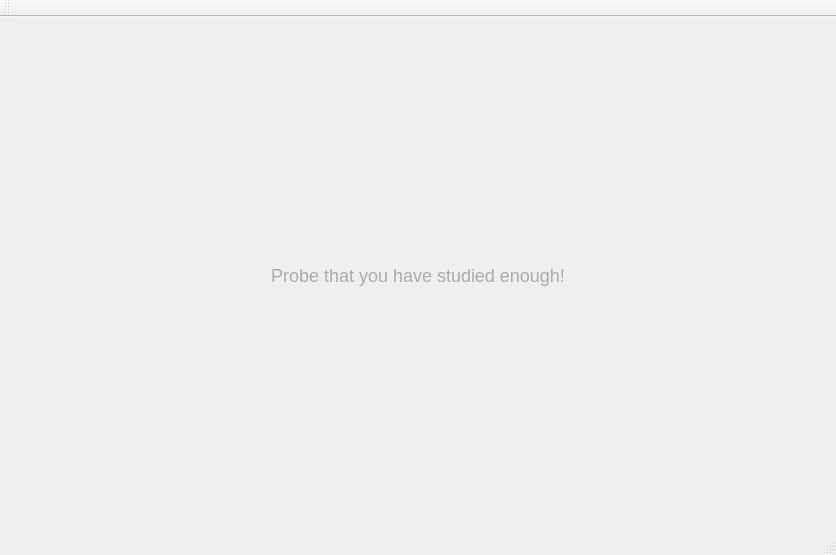
L4D15/Test, file MainWindow.ui: the form before one commit.
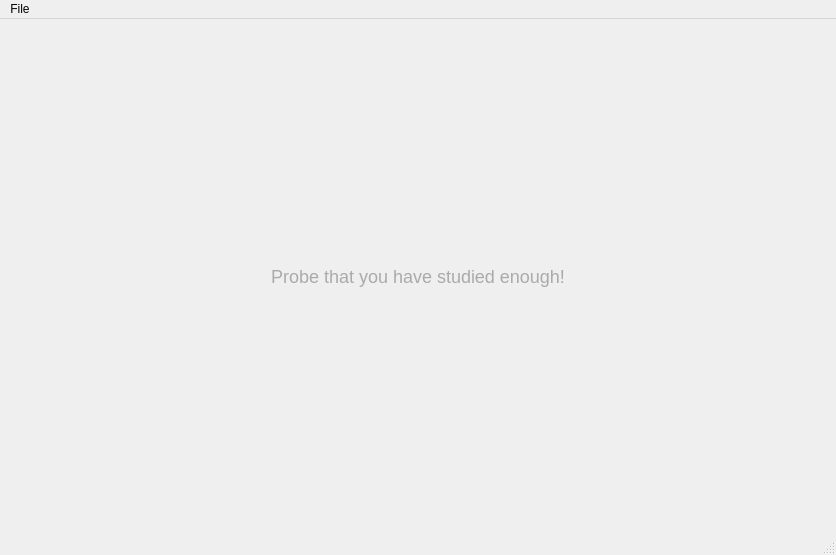
The form after the commit.

```diff
--- a/MainWindow.ui
+++ b/MainWindow.ui
@@ -50,14 +50,15 @@
      <height>22</height>
     </rect>
    </property>
-  </widget>
-  <widget class="QToolBar" name="mainToolBar">
-   <attribute name="toolBarArea">
-    <enum>TopToolBarArea</enum>
-   </attribute>
-   <attribute name="toolBarBreak">
-    <bool>false</bool>
-   </attribute>
+   <widget class="QMenu" name="menuFile">
+    <property name="title">
+     <string>File</string>
+    </property>
+    <addaction name="actionOpen"/>
+    <addaction name="separator"/>
+    <addaction name="actionQuit"/>
+   </widget>
+   <addaction name="menuFile"/>
   </widget>
   <widget class="QStatusBar" name="statusBar"/>
  </widget>
```
Left out of the diff: 10 changed lines with no effect on the pictures.
